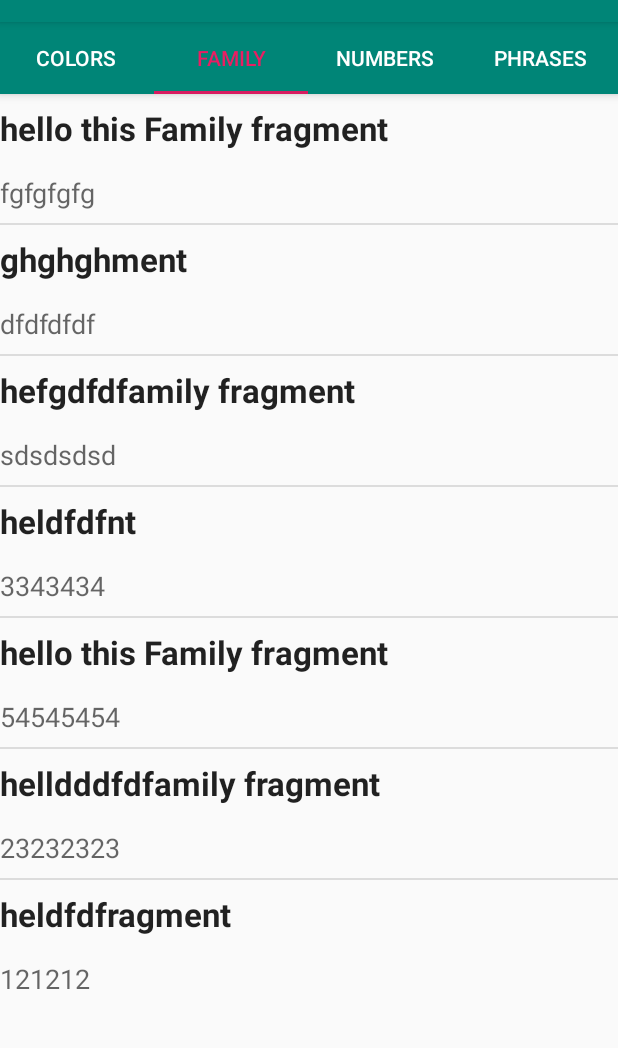
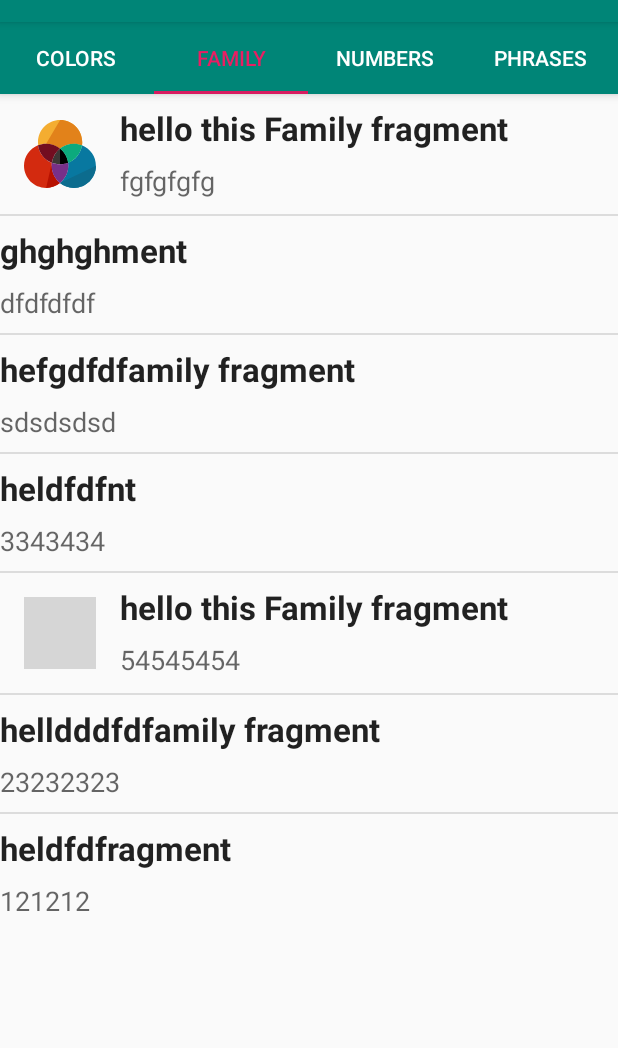
Before and after one commit to AhmadDalao/MiowkApp, an Android app: the screen it shows after launch (MainActivity), tab 2 chosen, on a phone screen of 412 x 824 dp, the part 62-1110 px from its top. Run offline under Robolectric (Android 15) with nearby library versions, the phone set to English and light mode, and no system bars; grey boxes are pictures that could not be loaded.

Commit message:
made some changes and it looks neat

```diff
--- a/app/src/main/java/com/example/android/miowkapp/WordsModel.java
+++ b/app/src/main/java/com/example/android/miowkapp/WordsModel.java
@@ -65,11 +65,11 @@ public class WordsModel {
 
     public static ArrayList<WordsModel> getMyArrayListColors() {
         ArrayList<WordsModel> words = new ArrayList<WordsModel>();
-        words.add(new WordsModel("test Colors", "test 2 test 2"));
+        words.add(new WordsModel("test Colors", "test 2 test 2" ,R.drawable.ic_colors));
         words.add(new WordsModel("test test", "test 2 test 2"));
+        words.add(new WordsModel("test test", "test 2 test 2", R.drawable.ic_colors));
         words.add(new WordsModel("test test", "test 2 test 2"));
-        words.add(new WordsModel("test test", "test 2 test 2"));
-        words.add(new WordsModel("test test", "test 2 test 2"));
+        words.add(new WordsModel("test test", "test 2 test 2" , R.drawable.ic_colors));
 
         WordsModel wordsModel = new WordsModel("hi", "yo");
         words.add(wordsModel);
@@ -79,11 +79,11 @@ public class WordsModel {
     public static ArrayList<WordsModel> getArrayListFamily() {
 
         ArrayList<WordsModel> words = new ArrayList<WordsModel>();
-        words.add(new WordsModel("hello this Family fragment ", "fgfgfgfg"));
+        words.add(new WordsModel("hello this Family fragment ", "fgfgfgfg" , R.drawable.ic_colors));
         words.add(new WordsModel("ghghghment ", "dfdfdfdf"));
         words.add(new WordsModel("hefgdfdfamily fragment ", "sdsdsdsd"));
         words.add(new WordsModel("heldfdfnt ", "3343434"));
-        words.add(new WordsModel("hello this Family fragment ", "54545454"));
+        words.add(new WordsModel("hello this Family fragment ", "54545454" , R.drawable.ic_house));
         words.add(new WordsModel("helldddfdfamily fragment ", "23232323"));
         words.add(new WordsModel("heldfdfragment ", "121212"));
         return words;
@@ -93,29 +93,29 @@ public class WordsModel {
 
     public static ArrayList<WordsModel> getArrayListNumbers() {
         ArrayList<WordsModel> words = new ArrayList<WordsModel>();
-        words.add(new WordsModel("Numbers", "اهلا"));
+        words.add(new WordsModel("Numbers", "اهلا" , R.drawable.ic_numbers));
         words.add(new WordsModel("hi", "اهلا"));
         words.add(new WordsModel("yo", "اهلا"));
         words.add(new WordsModel("qwqwqwqw", "اهلا"));
-        words.add(new WordsModel("wewew", "اهلا"));
+        words.add(new WordsModel("wewew", "اهلا" , R.drawable.ic_people));
         words.add(new WordsModel("woerererrds", "اهلا"));
         words.add(new WordsModel("rerer", "اهلا"));
         words.add(new WordsModel("rttrt", "اهلا"));
         words.add(new WordsModel("fgfgfgfg", "اهلا"));
-        words.add(new WordsModel("hhhhh", "اهلا"));
+        words.add(new WordsModel("hhhhh", "اهلا" , R.drawable.ic_people2));
         words.add(new WordsModel("ggggg", "اهلا"));
         return words;
     }
 
     public static ArrayList<WordsModel> getArrayListPhrases() {
         ArrayList<WordsModel> words = new ArrayList<WordsModel>();
-        words.add(new WordsModel("phrases text", "ةيةيةية"));
+        words.add(new WordsModel("phrases text",    "text" , R.drawable.ic_colors));
         words.add(new WordsModel("fgfgfgfg text", "ةيةيةية"));
         words.add(new WordsModel("dfdfdfdf text", "ةيةيةية"));
         words.add(new WordsModel("phrases ssdsdsd", "ةيةيةية"));
         words.add(new WordsModel("phrases text", "ةيةيةية"));
         words.add(new WordsModel("45454545 text", "ةيةيةية"));
-        words.add(new WordsModel("454545 text", "ةيةيةية"));
+        words.add(new WordsModel("454545 text",  "text" , R.drawable.ic_pen));
         return words;
     }
 
--- a/app/src/main/java/com/example/android/miowkapp/myWordAdapter.java
+++ b/app/src/main/java/com/example/android/miowkapp/myWordAdapter.java
@@ -41,6 +41,7 @@ public class myWordAdapter extends ArrayAdapter<WordsModel> {
 
         if (word.hasImage()) {
             imageView.setVisibility(View.VISIBLE);
+            imageView.setImageResource(word.getmImageResource());
         } else {
             imageView.setVisibility(View.GONE);
         }
--- /dev/null
+++ b/app/src/main/res/drawable/ic_play_button.xml
@@ -0,0 +1,6 @@
+<vector android:height="24dp" android:viewportHeight="58"
+    android:viewportWidth="58" android:width="24dp" xmlns:android="http://schemas.android.com/apk/res/android">
+    <path android:fillColor="#EBBA16" android:pathData="M29,29m-29,0a29,29 0,1 1,58 0a29,29 0,1 1,-58 0"/>
+    <path android:fillColor="#FFFFFF" android:pathData="M44,29l-22,15l0,-14.727l0,-15.273z"/>
+    <path android:fillColor="#FFFFFF" android:pathData="M22,45c-0.16,0 -0.321,-0.038 -0.467,-0.116C21.205,44.711 21,44.371 21,44V14c0,-0.371 0.205,-0.711 0.533,-0.884c0.328,-0.174 0.724,-0.15 1.031,0.058l22,15C44.836,28.36 45,28.669 45,29s-0.164,0.64 -0.437,0.826l-22,15C22.394,44.941 22.197,45 22,45zM23,15.893v26.215L42.225,29L23,15.893z"/>
+</vector>
--- a/app/src/main/res/layout/custom_list_word_layout.xml
+++ b/app/src/main/res/layout/custom_list_word_layout.xml
@@ -41,7 +41,6 @@
                 android:layout_width="match_parent"
                 android:textAppearance="?android:textAppearanceMedium"
                 android:layout_height="wrap_content"
-                android:layout_marginTop="@dimen/margin_top_8dp"
                 android:layout_marginBottom="@dimen/margin_bot_8dp"
                 android:gravity="left"
                 android:text="@string/am_the_translation_text" />
--- a/app/src/main/res/values/dimens.xml
+++ b/app/src/main/res/values/dimens.xml
@@ -1,7 +1,7 @@
 <?xml version="1.0" encoding="utf-8"?>
 <resources>
-    <dimen name="image_width">55dp</dimen>
-    <dimen name="image_height">55dp</dimen>
+    <dimen name="image_width">48dp</dimen>
+    <dimen name="image_height">48dp</dimen>
     <dimen name="margin_16dp">16dp</dimen>
     <dimen name="margin_top_12dp">12dp</dimen>
     <dimen name="margin_bot_8dp">8dp</dimen>
```
